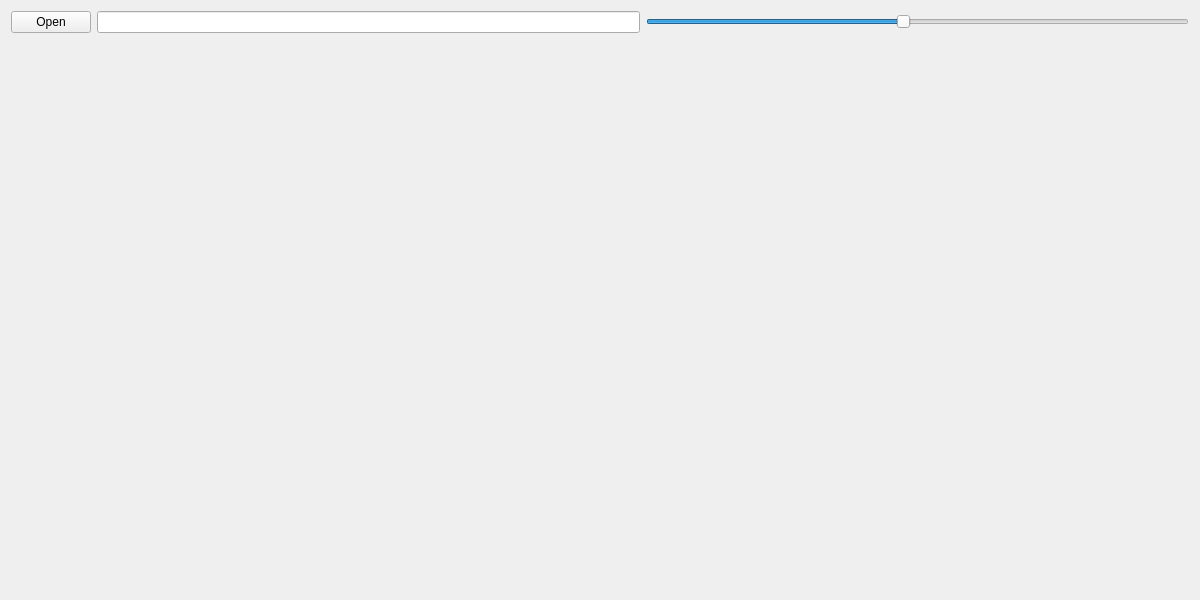
Old version of the form mywidget.ui in the repository silencewings1/Ball.
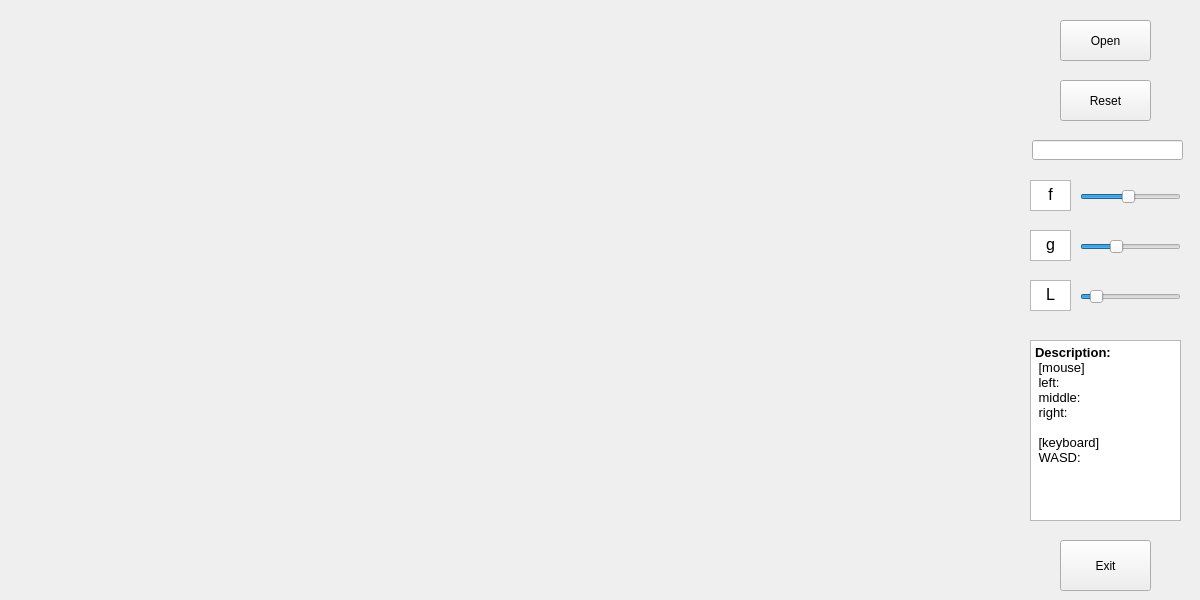
New version of the form.

What changed in the file:
```diff
--- a/mywidget.ui
+++ b/mywidget.ui
@@ -13,37 +13,204 @@
   <property name="windowTitle">
    <string>myWidget</string>
   </property>
-  <layout class="QGridLayout" name="gridLayout">
-   <item row="0" column="0">
-    <widget class="QPushButton" name="pushButton">
-     <property name="text">
-      <string>Open</string>
-     </property>
-    </widget>
-   </item>
-   <item row="0" column="1">
-    <widget class="QLineEdit" name="lineEdit"/>
-   </item>
-   <item row="0" column="2">
-    <widget class="QSlider" name="horizontalSlider">
-     <property name="minimum">
-      <number>1</number>
-     </property>
-     <property name="maximum">
-      <number>20</number>
-     </property>
-     <property name="value">
-      <number>10</number>
-     </property>
-     <property name="orientation">
-      <enum>Qt::Horizontal</enum>
-     </property>
-    </widget>
-   </item>
-   <item row="1" column="0" colspan="3">
-    <widget class="QWidget" name="widget" native="true"/>
-   </item>
-  </layout>
+  <widget class="QPushButton" name="pushButton">
+   <property name="geometry">
+    <rect>
+     <x>1060</x>
+     <y>20</y>
+     <width>91</width>
+     <height>41</height>
+    </rect>
+   </property>
+   <property name="text">
+    <string>Open</string>
+   </property>
+  </widget>
+  <widget class="QLineEdit" name="lineEdit">
+   <property name="geometry">
+    <rect>
+     <x>1032</x>
+     <y>140</y>
+     <width>151</width>
+     <height>20</height>
+    </rect>
+   </property>
+  </widget>
+  <widget class="QSlider" name="horizontalSlider">
+   <property name="geometry">
+    <rect>
+     <x>1080</x>
+     <y>181</y>
+     <width>101</width>
+     <height>31</height>
+    </rect>
+   </property>
+   <property name="minimum">
+    <number>1</number>
+   </property>
+   <property name="maximum">
+    <number>20</number>
+   </property>
+   <property name="value">
+    <number>10</number>
+   </property>
+   <property name="orientation">
+    <enum>Qt::Horizontal</enum>
+   </property>
+  </widget>
+  <widget class="QWidget" name="widget" native="true">
+   <property name="geometry">
+    <rect>
+     <x>9</x>
+     <y>10</y>
+     <width>1001</width>
+     <height>581</height>
+    </rect>
+   </property>
+  </widget>
+  <widget class="QTextEdit" name="textEdit_f">
+   <property name="geometry">
+    <rect>
+     <x>1030</x>
+     <y>180</y>
+     <width>41</width>
+     <height>31</height>
+    </rect>
+   </property>
+   <property name="html">
+    <string>&lt;!DOCTYPE HTML PUBLIC &quot;-//W3C//DTD HTML 4.0//EN&quot; &quot;http://www.w3.org/TR/REC-html40/strict.dtd&quot;&gt;
+&lt;html&gt;&lt;head&gt;&lt;meta name=&quot;qrichtext&quot; content=&quot;1&quot; /&gt;&lt;style type=&quot;text/css&quot;&gt;
+p, li { white-space: pre-wrap; }
+&lt;/style&gt;&lt;/head&gt;&lt;body style=&quot; font-family:'SimSun'; font-size:9pt; font-weight:400; font-style:normal;&quot;&gt;
+&lt;p align=&quot;center&quot; style=&quot; margin-top:0px; margin-bottom:0px; margin-left:0px; margin-right:0px; -qt-block-indent:0; text-indent:0px;&quot;&gt;&lt;span style=&quot; font-size:12pt;&quot;&gt;f&lt;/span&gt;&lt;/p&gt;&lt;/body&gt;&lt;/html&gt;</string>
+   </property>
+  </widget>
+  <widget class="QTextEdit" name="textEdit_g">
+   <property name="geometry">
+    <rect>
+     <x>1030</x>
+     <y>230</y>
+     <width>41</width>
+     <height>31</height>
+    </rect>
+   </property>
+   <property name="html">
+    <string>&lt;!DOCTYPE HTML PUBLIC &quot;-//W3C//DTD HTML 4.0//EN&quot; &quot;http://www.w3.org/TR/REC-html40/strict.dtd&quot;&gt;
+&lt;html&gt;&lt;head&gt;&lt;meta name=&quot;qrichtext&quot; content=&quot;1&quot; /&gt;&lt;style type=&quot;text/css&quot;&gt;
+p, li { white-space: pre-wrap; }
+&lt;/style&gt;&lt;/head&gt;&lt;body style=&quot; font-family:'SimSun'; font-size:9pt; font-weight:400; font-style:normal;&quot;&gt;
+&lt;p align=&quot;center&quot; style=&quot; margin-top:0px; margin-bottom:0px; margin-left:0px; margin-right:0px; -qt-block-indent:0; text-indent:0px;&quot;&gt;&lt;span style=&quot; font-size:12pt;&quot;&gt;g&lt;/span&gt;&lt;/p&gt;&lt;/body&gt;&lt;/html&gt;</string>
+   </property>
+  </widget>
+  <widget class="QTextEdit" name="textEdit_L">
+   <property name="geometry">
+    <rect>
+     <x>1030</x>
+     <y>280</y>
+     <width>41</width>
+     <height>31</height>
+    </rect>
+   </property>
+   <property name="html">
+    <string>&lt;!DOCTYPE HTML PUBLIC &quot;-//W3C//DTD HTML 4.0//EN&quot; &quot;http://www.w3.org/TR/REC-html40/strict.dtd&quot;&gt;
+&lt;html&gt;&lt;head&gt;&lt;meta name=&quot;qrichtext&quot; content=&quot;1&quot; /&gt;&lt;style type=&quot;text/css&quot;&gt;
+p, li { white-space: pre-wrap; }
+&lt;/style&gt;&lt;/head&gt;&lt;body style=&quot; font-family:'SimSun'; font-size:9pt; font-weight:400; font-style:normal;&quot;&gt;
+&lt;p align=&quot;center&quot; style=&quot; margin-top:0px; margin-bottom:0px; margin-left:0px; margin-right:0px; -qt-block-indent:0; text-indent:0px;&quot;&gt;&lt;span style=&quot; font-size:12pt;&quot;&gt;L&lt;/span&gt;&lt;/p&gt;&lt;/body&gt;&lt;/html&gt;</string>
+   </property>
+  </widget>
+  <widget class="QSlider" name="horizontalSlider_g">
+   <property name="geometry">
+    <rect>
+     <x>1080</x>
+     <y>231</y>
+     <width>101</width>
+     <height>31</height>
+    </rect>
+   </property>
+   <property name="minimum">
+    <number>5</number>
+   </property>
+   <property name="maximum">
+    <number>50</number>
+   </property>
+   <property name="value">
+    <number>20</number>
+   </property>
+   <property name="orientation">
+    <enum>Qt::Horizontal</enum>
+   </property>
+  </widget>
+  <widget class="QSlider" name="horizontalSlider_L">
+   <property name="geometry">
+    <rect>
+     <x>1080</x>
+     <y>281</y>
+     <width>101</width>
+     <height>31</height>
+    </rect>
+   </property>
+   <property name="maximum">
+    <number>10</number>
+   </property>
+   <property name="value">
+    <number>1</number>
+   </property>
+   <property name="orientation">
+    <enum>Qt::Horizontal</enum>
+   </property>
+  </widget>
+  <widget class="QPushButton" name="pushButton_reset">
+   <property name="geometry">
+    <rect>
+     <x>1060</x>
+     <y>80</y>
+     <width>91</width>
+     <height>41</height>
+    </rect>
+   </property>
+   <property name="text">
+    <string>Reset</string>
+   </property>
+  </widget>
+  <widget class="QPushButton" name="pushButton_exit">
+   <property name="geometry">
+    <rect>
+     <x>1060</x>
+     <y>540</y>
+     <width>91</width>
+     <height>51</height>
+    </rect>
+   </property>
+   <property name="text">
+    <string>Exit</string>
+   </property>
+  </widget>
+  <widget class="QTextEdit" name="textEdit">
+   <property name="geometry">
+    <rect>
+     <x>1030</x>
+     <y>340</y>
+     <width>151</width>
+     <height>181</height>
+    </rect>
+   </property>
+   <property name="html">
+    <string>&lt;!DOCTYPE HTML PUBLIC &quot;-//W3C//DTD HTML 4.0//EN&quot; &quot;http://www.w3.org/TR/REC-html40/strict.dtd&quot;&gt;
+&lt;html&gt;&lt;head&gt;&lt;meta name=&quot;qrichtext&quot; content=&quot;1&quot; /&gt;&lt;style type=&quot;text/css&quot;&gt;
+p, li { white-space: pre-wrap; }
+&lt;/style&gt;&lt;/head&gt;&lt;body style=&quot; font-family:'SimSun'; font-size:9pt; font-weight:400; font-style:normal;&quot;&gt;
+&lt;p style=&quot; margin-top:0px; margin-bottom:0px; margin-left:0px; margin-right:0px; -qt-block-indent:0; text-indent:0px;&quot;&gt;&lt;span style=&quot; font-size:10pt; font-weight:600;&quot;&gt;Description:&lt;/span&gt;&lt;/p&gt;
+&lt;p style=&quot; margin-top:0px; margin-bottom:0px; margin-left:0px; margin-right:0px; -qt-block-indent:0; text-indent:0px;&quot;&gt;&lt;span style=&quot; font-size:10pt;&quot;&gt; [mouse]&lt;/span&gt;&lt;/p&gt;
+&lt;p style=&quot; margin-top:0px; margin-bottom:0px; margin-left:0px; margin-right:0px; -qt-block-indent:0; text-indent:0px;&quot;&gt;&lt;span style=&quot; font-size:10pt;&quot;&gt; left: &lt;/span&gt;&lt;/p&gt;
+&lt;p style=&quot; margin-top:0px; margin-bottom:0px; margin-left:0px; margin-right:0px; -qt-block-indent:0; text-indent:0px;&quot;&gt;&lt;span style=&quot; font-size:10pt;&quot;&gt; middle: &lt;/span&gt;&lt;/p&gt;
+&lt;p style=&quot; margin-top:0px; margin-bottom:0px; margin-left:0px; margin-right:0px; -qt-block-indent:0; text-indent:0px;&quot;&gt;&lt;span style=&quot; font-size:10pt;&quot;&gt; right:&lt;/span&gt;&lt;/p&gt;
+&lt;p style=&quot;-qt-paragraph-type:empty; margin-top:0px; margin-bottom:0px; margin-left:0px; margin-right:0px; -qt-block-indent:0; text-indent:0px; font-size:10pt;&quot;&gt;&lt;br /&gt;&lt;/p&gt;
+&lt;p style=&quot; margin-top:0px; margin-bottom:0px; margin-left:0px; margin-right:0px; -qt-block-indent:0; text-indent:0px;&quot;&gt;&lt;span style=&quot; font-size:10pt;&quot;&gt; [keyboard]&lt;/span&gt;&lt;/p&gt;
+&lt;p style=&quot; margin-top:0px; margin-bottom:0px; margin-left:0px; margin-right:0px; -qt-block-indent:0; text-indent:0px;&quot;&gt;&lt;span style=&quot; font-size:10pt;&quot;&gt; WASD:&lt;/span&gt;&lt;/p&gt;
+&lt;p style=&quot; margin-top:0px; margin-bottom:0px; margin-left:0px; margin-right:0px; -qt-block-indent:0; text-indent:0px;&quot;&gt;&lt;span style=&quot; font-size:10pt;&quot;&gt; &lt;/span&gt;&lt;/p&gt;&lt;/body&gt;&lt;/html&gt;</string>
+   </property>
+  </widget>
   <zorder>pushButton</zorder>
   <zorder>widget</zorder>
   <zorder>lineEdit</zorder>
```
Left out of the diff: 8 changed lines with no effect on the pictures.
